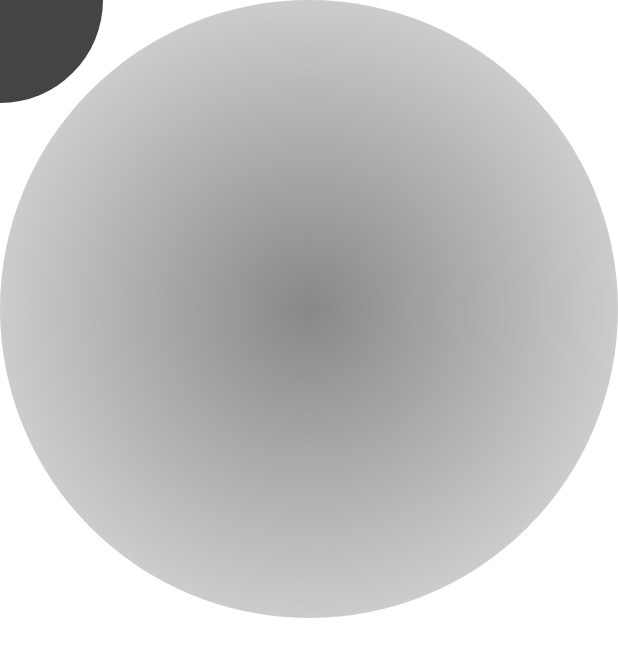
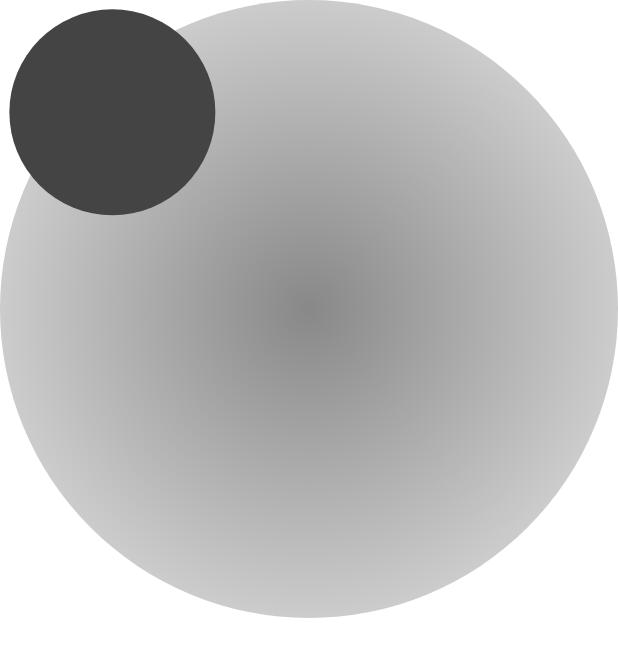
Before and after one commit to Sam-WEI/battle-city-android, an Android app built with Jetpack Compose: the screen it shows after launch (MainActivity), on a phone screen of 412 x 824 dp. Shown: the top 657 px of the screen. Run offline under Robolectric (Android 15) with nearby library versions, the phone set to English and light mode, and no system bars.

Commit message:
joystick done

```diff
--- a/app/src/main/java/com/samwdev/battlecity/MainActivity.kt
+++ b/app/src/main/java/com/samwdev/battlecity/MainActivity.kt
@@ -25,6 +25,7 @@ import com.samwdev.battlecity.core.BulletHandler
 import com.samwdev.battlecity.core.Ticker
 import com.samwdev.battlecity.ui.theme.BattleCityTheme
 import com.samwdev.battlecity.utils.logE
+import com.samwdev.battlecity.utils.logI
 import kotlinx.coroutines.launch
 
 @ExperimentalAnimationApi
@@ -35,7 +36,9 @@ class MainActivity : ComponentActivity() {
 
         setContent {
             Box(modifier = Modifier.fillMaxSize()) {
-                JoyStick(modifier = Modifier.align(Alignment.BottomStart))
+                JoyStick(modifier = Modifier.align(Alignment.BottomStart)) {
+                    logI("  callback $it")
+                }
 //                Box(modifier = Modifier
 //                    .height(80.dp)
 //                    .fillMaxWidth()
--- a/app/src/main/java/com/samwdev/battlecity/components/joyStick.kt
+++ b/app/src/main/java/com/samwdev/battlecity/components/joyStick.kt
@@ -8,49 +8,40 @@ import androidx.compose.foundation.gestures.awaitFirstDown
 import androidx.compose.foundation.gestures.drag
 import androidx.compose.foundation.layout.aspectRatio
 import androidx.compose.runtime.Composable
-import androidx.compose.runtime.getValue
-import androidx.compose.runtime.mutableStateOf
 import androidx.compose.runtime.remember
 import androidx.compose.ui.Modifier
 import androidx.compose.ui.geometry.Offset
 import androidx.compose.ui.graphics.Brush
 import androidx.compose.ui.graphics.Color
-import androidx.compose.ui.input.pointer.consumeDownChange
 import androidx.compose.ui.input.pointer.pointerInput
-import com.samwdev.battlecity.utils.logE
-import com.samwdev.battlecity.utils.logI
 import kotlinx.coroutines.coroutineScope
 import kotlinx.coroutines.launch
-import kotlin.math.min
+import kotlin.math.*
 
 private val joyStickBg = Color.Gray
 private val joyStickBgBrush = Brush.radialGradient(colors = listOf(Color.Gray, Color.LightGray))
 
 @Composable
-fun JoyStick(modifier: Modifier = Modifier) {
-
-    val stickPos by remember { mutableStateOf(Offset.Zero) }
+fun JoyStick(modifier: Modifier = Modifier, onChange: (Offset) -> Unit) {
     val offset = remember { Animatable(Offset.Zero, Offset.VectorConverter) }
     Canvas(
         modifier = Modifier
             .aspectRatio(1f)
             .pointerInput(Unit) {
                 val center = Offset(size.width / 2f, size.height / 2f)
+                offset.snapTo(center)
                 coroutineScope {
                     while (true) {
                         val pointer = awaitPointerEventScope { awaitFirstDown() }
                         val pointerId = pointer.id
                         offset.snapTo(pointer.position)
-
                         awaitPointerEventScope {
                             drag(pointerId = pointerId) {
                                 launch {
                                     offset.snapTo(it.position)
-                                    logE("dragging: ${offset.value}")
                                 }
                             }
                         }
-
                         launch {
                             offset.animateTo(center, animationSpec = spring())
                         }
@@ -64,10 +55,18 @@ fun JoyStick(modifier: Modifier = Modifier) {
             center = Offset(side / 2f, side / 2f),
             radius = side / 2f
         )
-
+        val allowedRadius = 0.9f * side / 2
+        val (x, y) = offset.value - center
+        val drawPosition: Offset = if (x.pow(2) + y.pow(2) < allowedRadius.pow(2)) {
+            offset.value
+        } else {
+            val angle = atan2(x, y)
+            Offset(sin(angle) * allowedRadius, cos(angle) * allowedRadius) + center
+        }
+        onChange(Offset(x / allowedRadius, y / allowedRadius))
         drawCircle(
             color = Color.DarkGray,
-            center = offset.value,
+            center = drawPosition,
             radius = side / 6f,
         )
     }
@@ -78,7 +77,7 @@ private fun Offset.canvasPosition(side: Float): Offset {
     return Offset(x - mid, y - mid)
 }
 
-private fun calcOffsetPercentage(x: Float, y: Float, side: Int): Offset {
+private fun Offset.calcPositionPercentage(side: Float): Offset {
     val mid = side / 2f
     return Offset((x - mid) / mid, (y - mid) / mid)
 }
```
